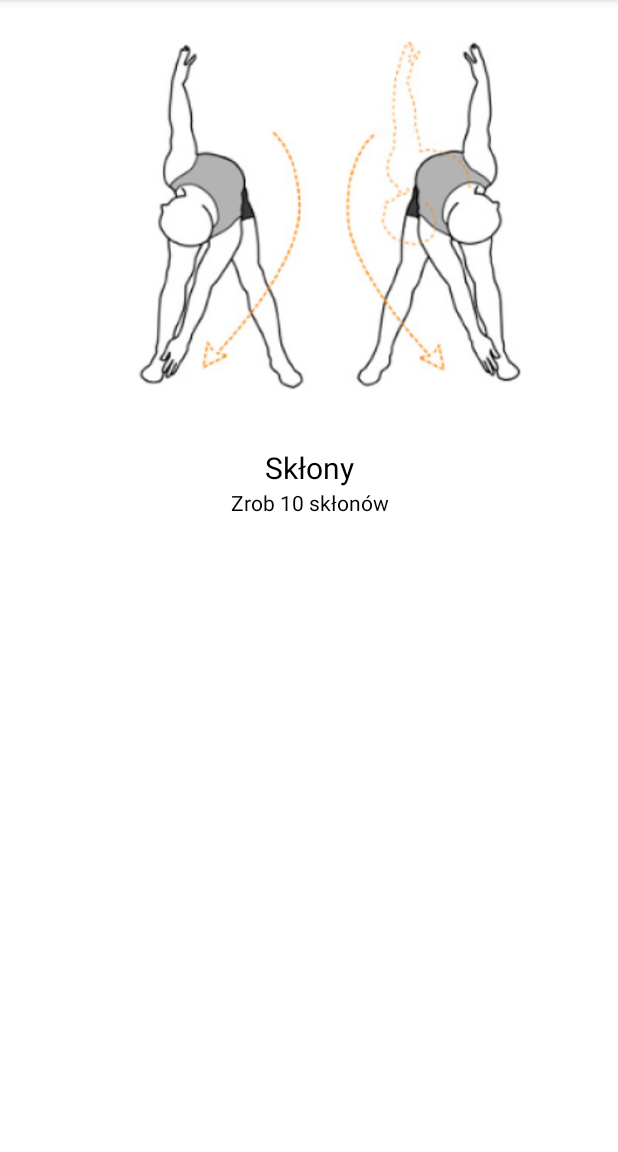
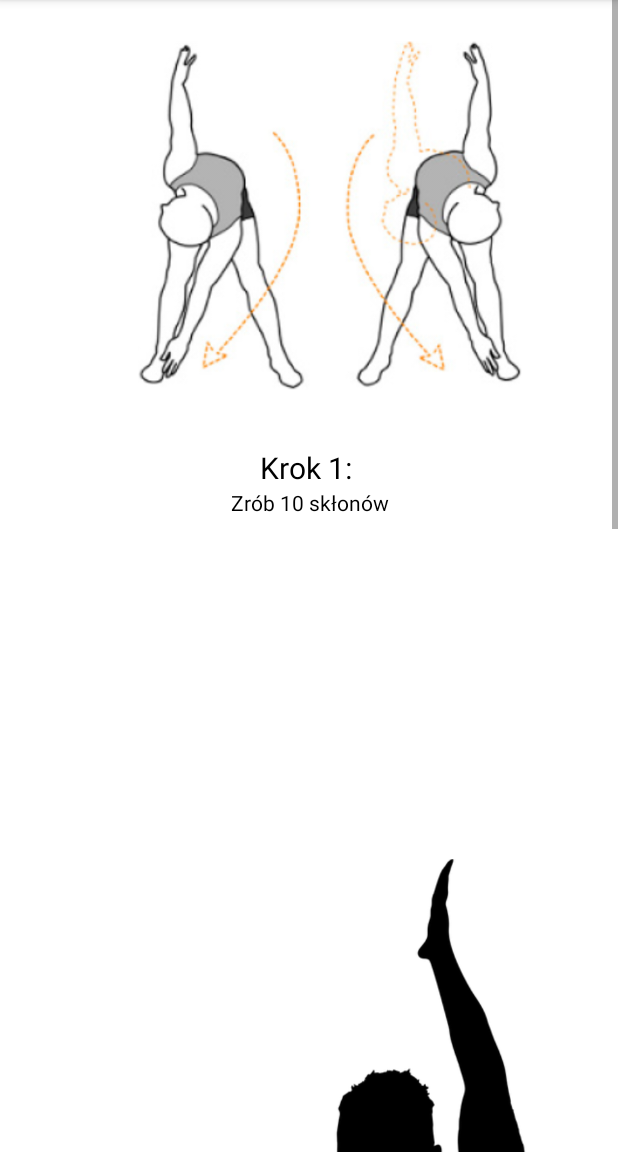
Before and after one commit to Rolfer150/reposprojekt, an Android app: the Rozciaganie screen opened directly, with no data from a screen before it, on a phone screen of 412 x 824 dp, the part 84-1236 px from its top. Run offline under Robolectric (Android 15) with nearby library versions, the phone set to English and light mode, and no system bars.

Commit message:
rozciaganie

```diff
--- a/app/src/main/java/com/example/aplikacjatreningowa/MainActivity2.java
+++ b/app/src/main/java/com/example/aplikacjatreningowa/MainActivity2.java
@@ -10,7 +10,7 @@ import android.widget.Button;
 public class MainActivity2 extends AppCompatActivity {
 
     private Button cw_krokomierz;
-    private Button cw_ramiona;
+    private Button cw_rozciaganie;
 
     @Override
     protected void onCreate(Bundle savedInstanceState) {
@@ -25,11 +25,11 @@ public class MainActivity2 extends AppCompatActivity {
             }
         });
 
-        cw_ramiona = (Button) findViewById(R.id.cw_ramiona);
-        cw_ramiona.setOnClickListener(new View.OnClickListener() {
+        cw_rozciaganie = (Button) findViewById(R.id.cw_rozciaganie);
+        cw_rozciaganie.setOnClickListener(new View.OnClickListener() {
             @Override
             public void onClick(View v) {
-                openRamiona();
+                openRozciaganie();
             }
         });
     }
@@ -40,7 +40,7 @@ public class MainActivity2 extends AppCompatActivity {
         startActivity(intent);
     }
 
-    public void openRamiona()
+    public void openRozciaganie()
     {
         Intent intent = new Intent(this, Rozciaganie.class);
         startActivity(intent);
--- a/app/src/main/res/layout/activity_main2.xml
+++ b/app/src/main/res/layout/activity_main2.xml
@@ -9,7 +9,7 @@
     tools:context=".MainActivity2">
 
     <Button
-        android:id="@+id/cw_klatka_piersiowa"
+        android:id="@+id/cw_rozciaganie"
         android:layout_width="match_parent"
         android:layout_height="75dp"
         android:layout_marginHorizontal="20dp"
--- a/app/src/main/res/layout/activity_rozciaganie.xml
+++ b/app/src/main/res/layout/activity_rozciaganie.xml
@@ -1,11 +1,14 @@
 <?xml version="1.0" encoding="utf-8"?>
-<LinearLayout xmlns:android="http://schemas.android.com/apk/res/android"
+<ScrollView xmlns:android="http://schemas.android.com/apk/res/android"
     xmlns:app="http://schemas.android.com/apk/res-auto"
     xmlns:tools="http://schemas.android.com/tools"
     android:layout_width="match_parent"
     android:layout_height="match_parent"
-    android:orientation="vertical"
     tools:context=".Rozciaganie">
+    <LinearLayout
+        android:layout_width="match_parent"
+        android:layout_height="wrap_content"
+        android:orientation="vertical">
 
         <ImageView
             android:layout_width="wrap_content"
@@ -15,15 +18,37 @@
         <TextView
             android:layout_width="match_parent"
             android:layout_height="wrap_content"
-        android:text="Skłony"
+            android:text="Krok 1: "
             android:textSize="20dp"
             android:textAlignment="center"
             android:textColor="@color/black"/>
         <TextView
             android:layout_width="match_parent"
             android:layout_height="wrap_content"
-        android:text="Zrob 10 skłonów"
+            android:text="Zrób 10 skłonów"
             android:textAlignment="center"
             android:textColor="@color/black"/>
 
+        <ImageView
+            android:layout_width="wrap_content"
+            android:layout_height="wrap_content"
+            android:src="@drawable/na1nodze" />
+
+        <TextView
+            android:layout_width="match_parent"
+            android:layout_height="wrap_content"
+            android:text="Krok 2: "
+            android:textSize="20dp"
+            android:textAlignment="center"
+            android:textColor="@color/black"/>
+
+        <TextView
+            android:layout_width="match_parent"
+            android:layout_height="wrap_content"
+            android:text="Utrzymaj równowagę na jednej nodze przez 20 sek."
+            android:textAlignment="center"
+            android:textColor="@color/black"/>
     </LinearLayout>
+
+
+</ScrollView>
```
Also changed, not shown: app/src/main/res/drawable/na1nodze.png (added). Lines whose indentation alone changed are shown as unchanged.
